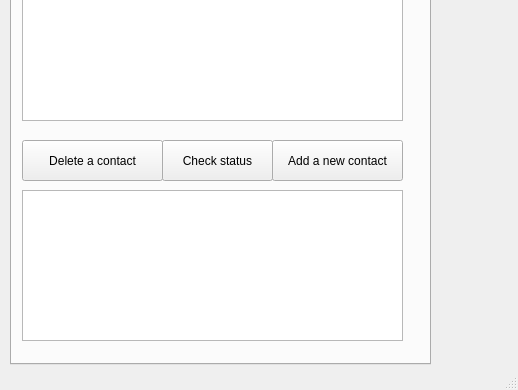
Old version of the form mainwindow.ui in the repository Knigan/Qt-Messenger; both pictures show x 0 to 518 and y 375 to 765 of the 518 by 765 pixel window.
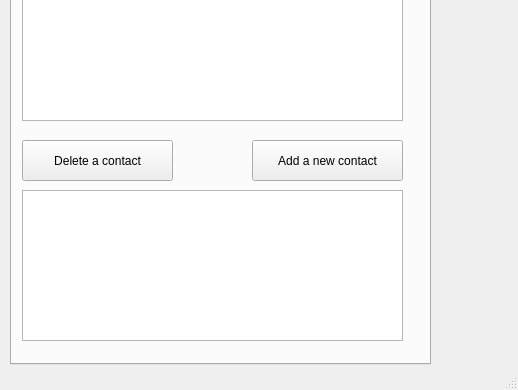
New version of the form. The open tabs and pages were chosen to show the change.

Diff of the .ui file:
```diff
--- a/mainwindow.ui
+++ b/mainwindow.ui
@@ -288,9 +288,9 @@
      <widget class="QPushButton" name="AddContactButton">
       <property name="geometry">
        <rect>
-        <x>260</x>
+        <x>240</x>
         <y>460</y>
-        <width>131</width>
+        <width>151</width>
         <height>41</height>
        </rect>
       </property>
@@ -303,7 +303,7 @@
        <rect>
         <x>10</x>
         <y>460</y>
-        <width>141</width>
+        <width>151</width>
         <height>41</height>
        </rect>
       </property>
@@ -324,19 +324,6 @@
        <string/>
       </property>
      </widget>
-     <widget class="QPushButton" name="CheckStatusButton">
-      <property name="geometry">
-       <rect>
-        <x>150</x>
-        <y>460</y>
-        <width>111</width>
-        <height>41</height>
-       </rect>
-      </property>
-      <property name="text">
-       <string>Check status</string>
-      </property>
-     </widget>
      <widget class="QTextEdit" name="ContactsTextEdit">
       <property name="geometry">
        <rect>
```
Left out of the diff: 2 changed lines with no effect on the pictures.
